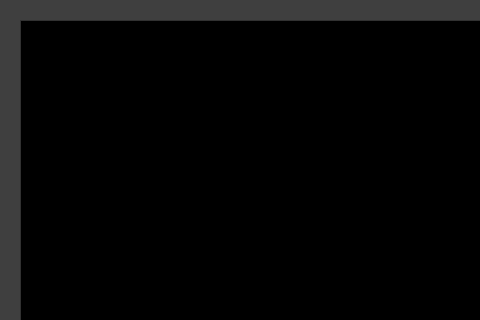
Qt form mainwindow.ui (PaukIsUha/Tech_Prog) before a commit; both pictures show x 0 to 480 and y 0 to 320 of the 818 by 621 pixel window.
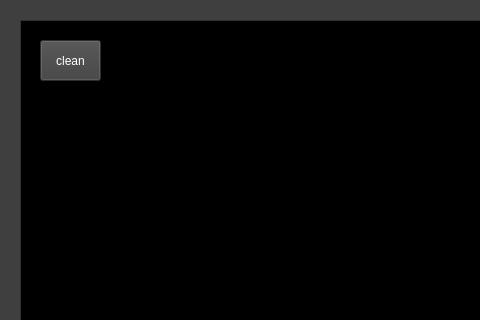
The same form after that commit.

Commit message: add new class and one button

```diff
--- a/mainwindow.ui
+++ b/mainwindow.ui
@@ -466,6 +466,110 @@
      </rect>
     </property>
    </widget>
+   <widget class="QPushButton" name="cleanButton">
+    <property name="geometry">
+     <rect>
+      <x>40</x>
+      <y>40</y>
+      <width>61</width>
+      <height>41</height>
+     </rect>
+    </property>
+    <property name="palette">
+     <palette>
+      <active>
+       <colorrole role="Text">
+        <brush brushstyle="SolidPattern">
+         <color alpha="255">
+          <red>0</red>
+          <green>0</green>
+          <blue>0</blue>
+         </color>
+        </brush>
+       </colorrole>
+       <colorrole role="BrightText">
+        <brush brushstyle="SolidPattern">
+         <color alpha="255">
+          <red>0</red>
+          <green>0</green>
+          <blue>0</blue>
+         </color>
+        </brush>
+       </colorrole>
+       <colorrole role="ButtonText">
+        <brush brushstyle="SolidPattern">
+         <color alpha="255">
+          <red>0</red>
+          <green>0</green>
+          <blue>0</blue>
+         </color>
+        </brush>
+       </colorrole>
+      </active>
+      <inactive>
+       <colorrole role="Text">
+        <brush brushstyle="SolidPattern">
+         <color alpha="255">
+          <red>255</red>
+          <green>255</green>
+          <blue>255</blue>
+         </color>
+        </brush>
+       </colorrole>
+       <colorrole role="BrightText">
+        <brush brushstyle="SolidPattern">
+         <color alpha="255">
+          <red>255</red>
+          <green>255</green>
+          <blue>255</blue>
+         </color>
+        </brush>
+       </colorrole>
+       <colorrole role="ButtonText">
+        <brush brushstyle="SolidPattern">
+         <color alpha="255">
+          <red>255</red>
+          <green>255</green>
+          <blue>255</blue>
+         </color>
+        </brush>
+       </colorrole>
+      </inactive>
+      <disabled>
+       <colorrole role="Text">
+        <brush brushstyle="SolidPattern">
+         <color alpha="255">
+          <red>31</red>
+          <green>31</green>
+          <blue>31</blue>
+         </color>
+        </brush>
+       </colorrole>
+       <colorrole role="BrightText">
+        <brush brushstyle="SolidPattern">
+         <color alpha="255">
+          <red>0</red>
+          <green>0</green>
+          <blue>0</blue>
+         </color>
+        </brush>
+       </colorrole>
+       <colorrole role="ButtonText">
+        <brush brushstyle="SolidPattern">
+         <color alpha="255">
+          <red>31</red>
+          <green>31</green>
+          <blue>31</blue>
+         </color>
+        </brush>
+       </colorrole>
+      </disabled>
+     </palette>
+    </property>
+    <property name="text">
+     <string>clean</string>
+    </property>
+   </widget>
   </widget>
   <widget class="QMenuBar" name="menubar">
    <property name="geometry">
```
The commit also changes 11 other files.
